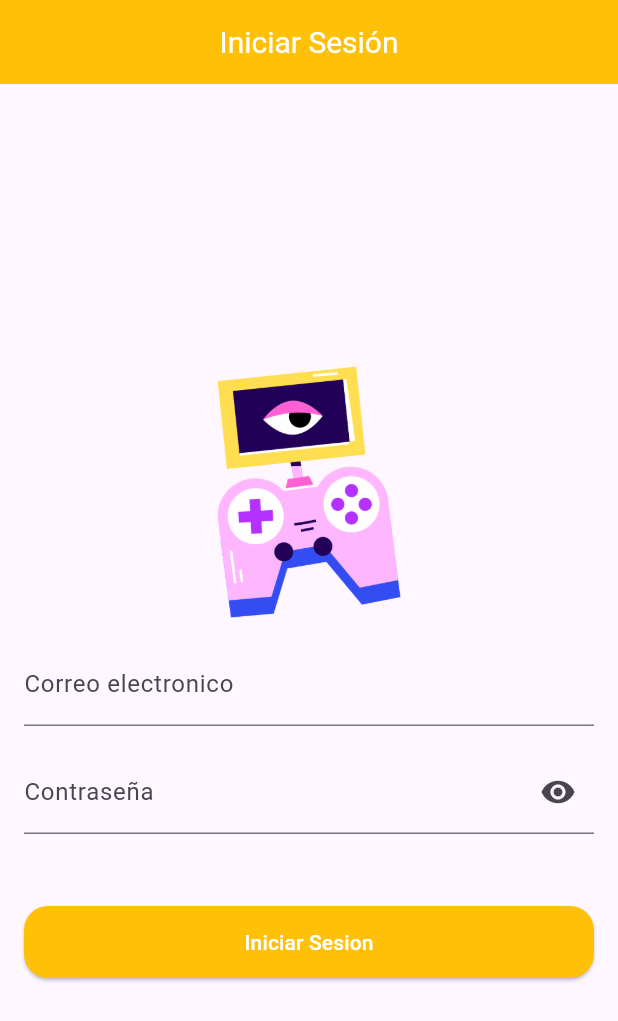
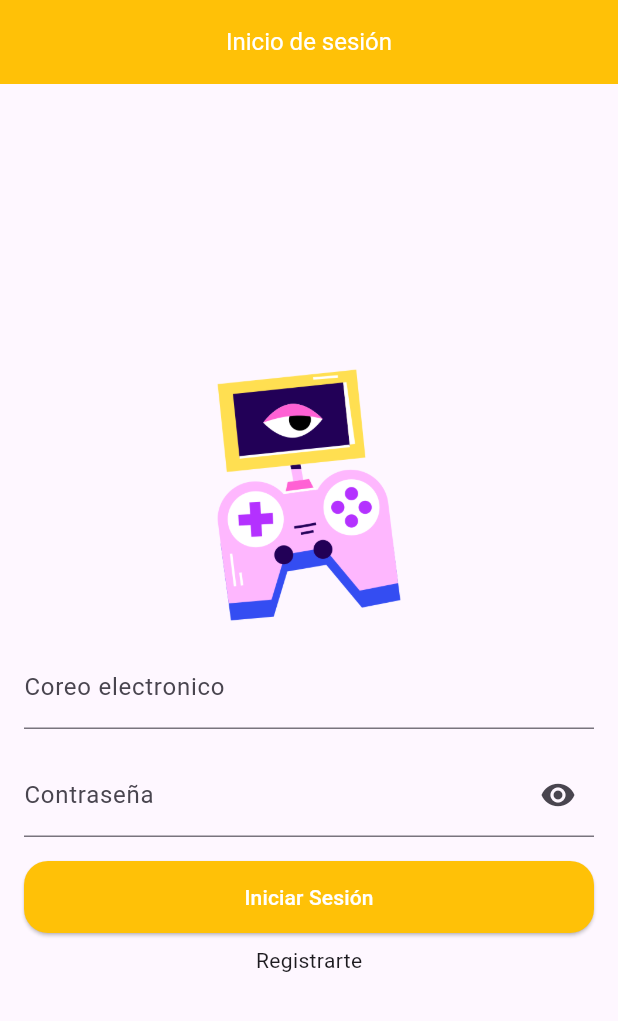
Before and after one commit to MarioElDestructorXD/Flutter_Activity, a Flutter app: the screen it shows after launch, on a phone screen of 412 x 824 dp. Shown: the top 1021 px of the screen. Run offline on Flutter 3.47's test engine with Material 3 defaults, Android fonts, the phone set to English and light mode, and no system bars; our stand-ins replace firebase_auth, firebase_core; accounts and stored records are empty.

Commit message:
Cuarto_Commit

```diff
--- /dev/null
+++ b/lib/kernel/widgets/custom_text_field_password.dart
@@ -0,0 +1,43 @@
+import 'package:flutter/material.dart';
+
+class TextFieldPassword extends StatefulWidget {
+  final TextEditingController controller;
+  final String hintText;
+  final String labelText;
+
+  const TextFieldPassword({
+    super.key,
+    required this.controller,
+    this.hintText = 'Contraseña',
+    this.labelText = 'Contraseña',
+  });
+
+  @override
+  _TextFieldPasswordState createState() => _TextFieldPasswordState();
+}
+
+class _TextFieldPasswordState extends State<TextFieldPassword> {
+  bool _isObscure = true;
+
+  @override
+  Widget build(BuildContext context) {
+    return TextFormField(
+      controller: widget.controller,
+      obscureText: _isObscure,
+      decoration: InputDecoration(
+        hintText: widget.hintText,
+        labelText: widget.labelText,
+        suffixIcon: IconButton(
+          onPressed: () {
+            setState(() {
+              _isObscure = !_isObscure;
+            });
+          },
+          icon: Icon(
+            _isObscure ? Icons.visibility : Icons.visibility_off,
+          ),
+        ),
+      ),
+    );
+  }
+}
--- a/lib/main.dart
+++ b/lib/main.dart
@@ -1,11 +1,12 @@
 import 'package:flutter/material.dart';
+import 'package:learning_b/modules/auth/screens/create_account.dart';
 import 'package:learning_b/modules/auth/screens/login.dart';
 import 'package:learning_b/navegation/navigation.dart';
 import 'package:learning_b/navegation/pofile.dart';
 import 'package:learning_b/navegation/reservations.dart';
 import 'package:learning_b/navegation/top.dart';
 import 'package:learning_b/widgets/SplashScreen.dart';
-import 'package:learning_b/widgets/home.dart';
+import 'package:learning_b/navegation/home.dart';
 import 'package:firebase_core/firebase_core.dart';
 import 'firebase_options.dart';
 
@@ -32,12 +33,13 @@ class MainApp extends StatelessWidget {
       initialRoute: '/',
       routes: {
         '/': (context) => const SplashScreen(),
+        '/login': (context) => const Login(),
+        '/register': (context) => const CreateAccount(),
         '/menu': (context) => const Navigation(),
         '/home': (context) => const Home(),
+        '/top': (context) => const Top(),
+        '/reservations': (context) => const Reservations(),
         '/profile': (context) => const Profile(),
-        '/reservations': (context) => const Reservations(),
-        '/top': (context) => const Top(),
-        '/login': (context) => const Login()
       },
     );
   }
--- a/lib/modules/auth/screens/login.dart
+++ b/lib/modules/auth/screens/login.dart
@@ -1,5 +1,6 @@
 import 'package:firebase_auth/firebase_auth.dart';
 import 'package:flutter/material.dart';
+import 'package:learning_b/kernel/widgets/custom_text_field_password.dart';
 
 class Login extends StatefulWidget {
   const Login({super.key});
@@ -31,10 +32,10 @@ class _LoginState extends State<Login> {
   Widget build(BuildContext context) {
     return Scaffold(
       appBar: AppBar(
-        title: const Text("Iniciar Sesión"),
+        title: const Text("Inicio de sesión"),
         centerTitle: true,
         backgroundColor: Colors.amber,
-        titleTextStyle: const TextStyle(fontSize: 20, color: Colors.white),
+        titleTextStyle: const TextStyle(color: Colors.white, fontSize: 16),
       ),
       body: Center(
         child: Padding(
@@ -44,55 +45,34 @@ class _LoginState extends State<Login> {
             child: Column(
               mainAxisAlignment: MainAxisAlignment.center,
               children: [
-                Image.asset(
-                  "assets/logo.png",
-                  width: 200,
-                  height: 200,
-                ),
+                Image.asset('assets/logo.png', width: 200, height: 200),
                 TextFormField(
+                  controller: _emailController,
                   validator: validateEmail,
-                  controller: _emailController,
                   decoration: const InputDecoration(
                       hintText: "Correo electronico",
-                    label: Text('Correo electronico'),
+                      label: Text("Coreo electronico")),
+                  keyboardType: TextInputType.emailAddress,
                 ),
-                  keyboardType: TextInputType.emailAddress,
+                const SizedBox(height: 16),
+                TextFieldPassword(
+                  controller: _passwordController,
                 ),
                 const SizedBox(
                   height: 16,
-                ),
-                TextFormField(
-                  controller: _passwordController,
-                  obscureText: _isObscure,
-                  decoration: InputDecoration(
-                    hintText: 'Contraseña',
-                    label: const Text('Contraseña'),
-                    suffixIcon: IconButton(
-                        onPressed: () {
-                          setState(() {
-                            _isObscure = !_isObscure;
-                          });
-                        },
-                        icon: Icon(_isObscure
-                            ? Icons.visibility
-                            : Icons.visibility_off)),
-                  ),
-                ),
-                const SizedBox(
-                  height: 48,
                 ),
                 SizedBox(
                   height: 48,
                   width: double.infinity,
                   child: ElevatedButton(
                     onPressed: () async {
-                      if (_formKey.currentState!.validate()) {
+                      if (_formKey.currentState!.validate()) {}
                       try {
                         final credential = await FirebaseAuth.instance
                             .signInWithEmailAndPassword(
                                 email: _emailController.text,
                                 password: _passwordController.text);
-                          print("Credencial: $credential");
+                        print(credential);
                       } on FirebaseAuthException catch (e) {
                         if (e.code == 'user-not-found') {
                           print('No user found for that email.');
@@ -100,19 +80,21 @@ class _LoginState extends State<Login> {
                           print('Wrong password provided for that user.');
                         }
                       }
-                        // ignore: avoid_print
-                        print(
-                            ' Datos -> ${_emailController.text} ${_passwordController.text}');
-                      }
                     },
                     style: OutlinedButton.styleFrom(
                         backgroundColor: Colors.amber,
                         foregroundColor: Colors.white,
                         shape: RoundedRectangleBorder(
-                          borderRadius: BorderRadius.circular(16),
-                        )),
-                    child: const Text("Iniciar Sesion"),
+                            borderRadius: BorderRadius.circular(16))),
+                    child: const Text("Iniciar Sesión"),
                   ),
+                ),
+                const SizedBox(
+                  height: 8.0,
+                ),
+                InkWell(
+                  onTap: () => Navigator.pushNamed(context, '/register'),
+                  child: const Text("Registrarte"),
                 )
               ],
             ),
--- a/lib/navegation/navigation.dart
+++ b/lib/navegation/navigation.dart
@@ -2,7 +2,7 @@ import 'package:flutter/material.dart';
 import 'package:learning_b/navegation/pofile.dart';
 import 'package:learning_b/navegation/reservations.dart';
 import 'package:learning_b/navegation/top.dart';
-import 'package:learning_b/widgets/home.dart';
+import 'package:learning_b/navegation/home.dart';
 
 class Navigation extends StatefulWidget {
   const Navigation({super.key});
```
Also changed, not shown: lib/modules/auth/screens/create_account.dart (added, +96 -0 lines), lib/navegation/home.dart (+42 -8 lines), lib/navegation/pofile.dart (+27 -39 lines). Lines whose indentation alone changed are shown as unchanged.
